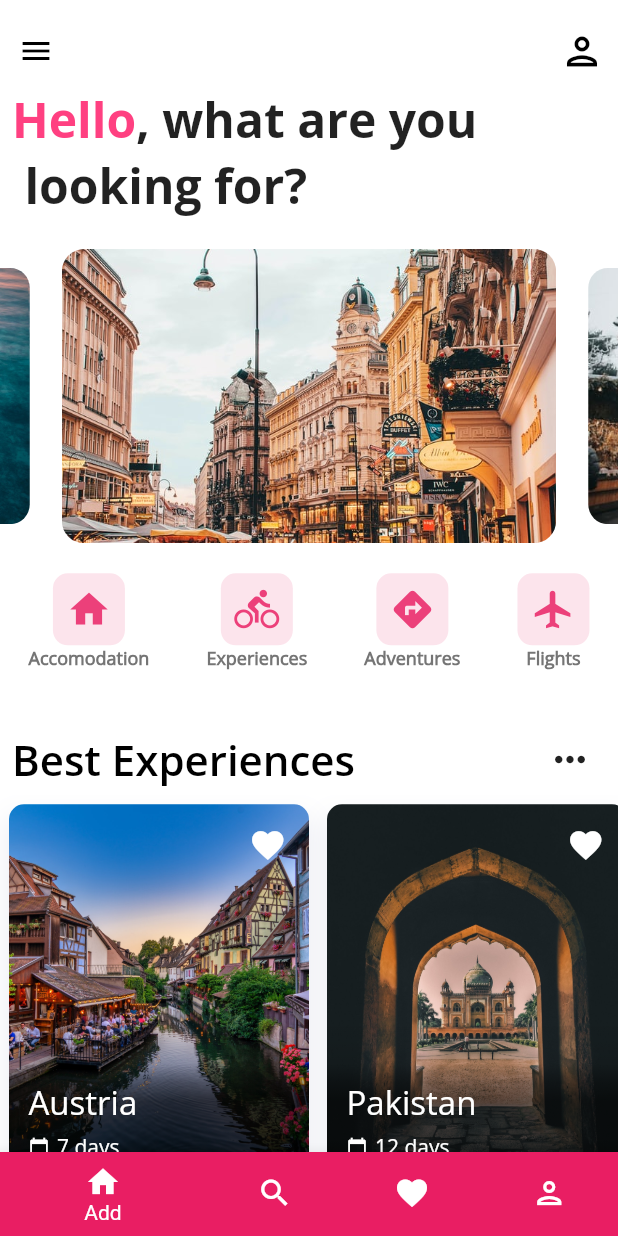
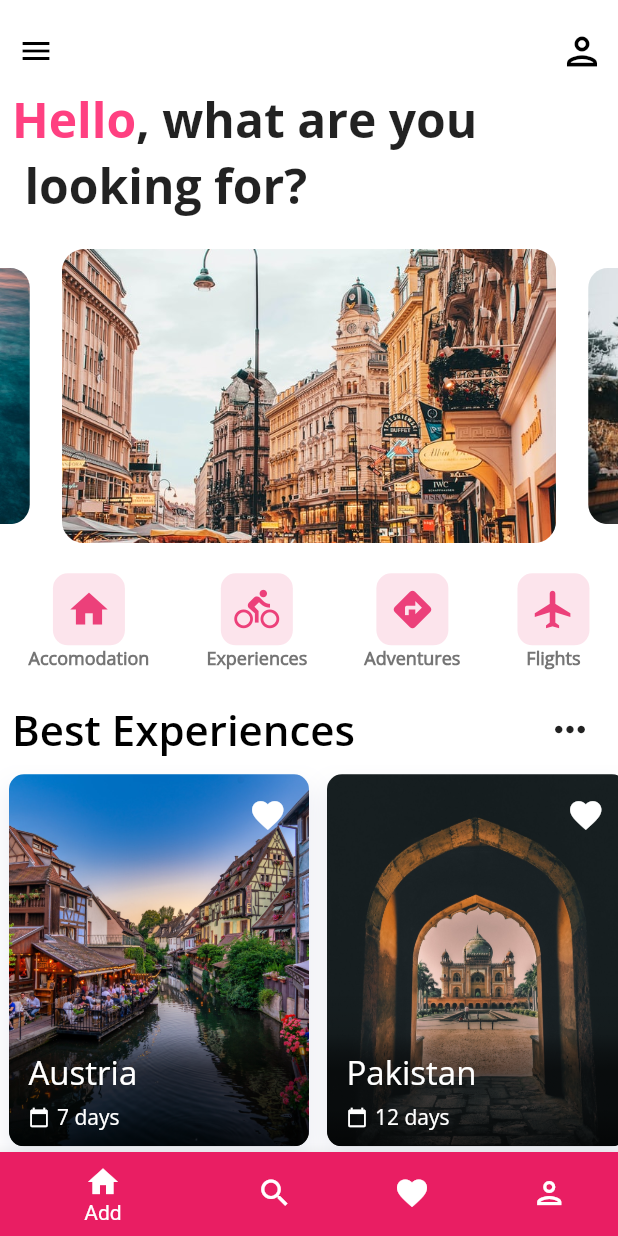
Before and after one commit to khansawidhani/booking-app-ui, a Flutter app: the HomeScreen screen opened by its route, on a phone screen of 412 x 824 dp. Run offline on Flutter 3.47's test engine with Material 2 defaults, Android fonts, the phone set to English and light mode, and no system bars; drawn by our look-alikes of carousel_slider; our stand-ins replace get.

```diff
--- a/lib/src/view/details.dart
+++ b/lib/src/view/details.dart
@@ -26,7 +26,7 @@ class DetailsScreen extends StatelessWidget {
           SliverAppBar(
             pinned: true,
             expandedHeight: 250.0,
-            collapsedHeight: 100.0,
+            // collapsedHeight: 100.0,
             actions: [
 
             ],
--- a/lib/src/view/home.dart
+++ b/lib/src/view/home.dart
@@ -113,9 +113,9 @@ class _HomeScreenState extends State<HomeScreen> {
                   IconCard(iconData: Icons.flight, text: 'Flights')
                 ],
               ),
-              SizedBox(
-                height: 20,
-              ),
+              // SizedBox(
+              //   height: 20,
+              // ),
               Padding(
                 padding: const EdgeInsets.symmetric(horizontal: 8.0),
                 child: Row(
```
